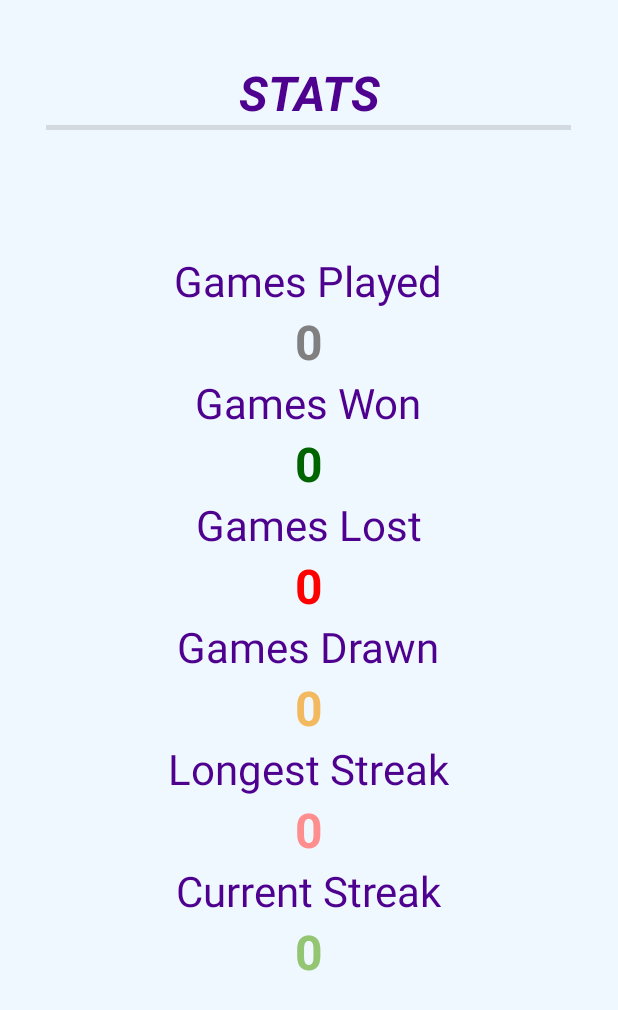
After one commit to almahfuz777/Rock-Paper-Scissor, an Android app: the GameStats screen opened directly, with no data from a screen before it, on a phone screen of 412 x 824 dp. The commit adds this screen. Shown: the top 1010 px of the screen. Run offline under Robolectric (Android 15) with nearby library versions, the phone set to English and light mode, and no system bars.

Commit message:
add game stats

```diff
--- a/app/src/main/AndroidManifest.xml
+++ b/app/src/main/AndroidManifest.xml
@@ -25,6 +25,10 @@
             android:name=".Playground"
             android:exported="true">
         </activity>
+        <activity
+            android:name=".GameStats"
+            android:exported="true">
+        </activity>
     </application>
 
 </manifest>
--- /dev/null
+++ b/app/src/main/java/com/example/rockpaperscissor/GameStats.java
@@ -0,0 +1,89 @@
+package com.example.rockpaperscissor;
+
+import android.animation.ValueAnimator;
+import android.content.Context;
+import android.content.SharedPreferences;
+import android.os.Bundle;
+import android.widget.TextView;
+
+import androidx.activity.EdgeToEdge;
+import androidx.appcompat.app.AppCompatActivity;
+import androidx.core.graphics.Insets;
+import androidx.core.view.ViewCompat;
+import androidx.core.view.WindowInsetsCompat;
+public class GameStats extends AppCompatActivity {
+    private GameStatsManager gameStatsManager;
+    private SharedPreferences sp;
+
+    // onCreate
+    protected void onCreate(Bundle savedInstanceState) {
+        super.onCreate(savedInstanceState);
+        EdgeToEdge.enable(this);
+        setContentView(R.layout.game_stats);
+        ViewCompat.setOnApplyWindowInsetsListener(findViewById(R.id.main), (v, insets) -> {
+            Insets systemBars = insets.getInsets(WindowInsetsCompat.Type.systemBars());
+            v.setPadding(systemBars.left, systemBars.top, systemBars.right, systemBars.bottom);
+            return insets;
+        });
+
+        // SharedPreferences
+        sp = getSharedPreferences("gameStats", Context.MODE_PRIVATE);
+        gameStatsManager = new GameStatsManager(this);
+
+        updateStats();
+
+    }
+    private void updateStats(){
+        TextView gamesPlayedTextView = findViewById(R.id.gamesPlayed);
+        TextView gamesWonTextView = findViewById(R.id.gamesWon);
+        TextView gamesLostTextView = findViewById(R.id.gamesLost);
+        TextView gamesDrawnTextView = findViewById(R.id.gamesDrawn);
+        TextView longestStreakTextView = findViewById(R.id.longestStreak);
+        TextView currentStreakTextView = findViewById(R.id.currentStreak);
+
+//        int gamesPlayed = Integer.parseInt(gamesPlayedTextView.getText().toString());
+//        int gamesWon = Integer.parseInt(gamesWonTextView.getText().toString());
+//        int gamesLost = Integer.parseInt(gamesLostTextView.getText().toString());
+//        int gamesDrawn = Integer.parseInt(gamesDrawnTextView.getText().toString());
+//        int longestStreak = Integer.parseInt(longestStreakTextView.getText().toString());
+//        int currentStreak = Integer.parseInt(currentStreakTextView.getText().toString());
+
+        int gamesPlayed = gameStatsManager.getGamesPlayed();
+        int gamesWon = gameStatsManager.getGamesWon();
+        int gamesLost = gameStatsManager.getGamesLost();
+        int gamesDrawn = gameStatsManager.getGamesDrawn();
+        int longestStreak = gameStatsManager.getLongestStreak();
+        int currentStreak = gameStatsManager.getCurrentStreak();
+
+        gamesPlayedTextView.setText(String.valueOf(gamesPlayed));
+        gamesWonTextView.setText(String.valueOf(gamesWon));
+        gamesLostTextView.setText(String.valueOf(gamesLost));
+        gamesDrawnTextView.setText(String.valueOf(gamesDrawn));
+        longestStreakTextView.setText(String.valueOf(longestStreak));
+        currentStreakTextView.setText(String.valueOf(currentStreak));
+
+        animateTextView(0,gamesPlayed, gamesPlayedTextView);
+        animateTextView(0,gamesWon, gamesWonTextView);
+        animateTextView(0,gamesLost, gamesLostTextView);
+        animateTextView(0,gamesDrawn, gamesDrawnTextView);
+        animateTextView(0,longestStreak, longestStreakTextView);
+        animateTextView(0,currentStreak, currentStreakTextView);
+
+    }
+
+
+    // text animation (number increasing)
+    public void animateTextView(int initialValue, int finalValue, final TextView  textview) {
+        ValueAnimator valueAnimator = ValueAnimator.ofInt(initialValue, finalValue);
+        if(finalValue<=150) valueAnimator.setDuration(finalValue*10);
+        else valueAnimator.setDuration(1500);
+        valueAnimator.addUpdateListener(new ValueAnimator.AnimatorUpdateListener() {
+            @Override
+            public void onAnimationUpdate(ValueAnimator valueAnimator) {
+                textview.setText(valueAnimator.getAnimatedValue().toString());
+
+            }
+        });
+        valueAnimator.start();
+    }
+}
--- /dev/null
+++ b/app/src/main/java/com/example/rockpaperscissor/GameStatsManager.java
@@ -0,0 +1,85 @@
+package com.example.rockpaperscissor;
+
+import static android.content.Context.MODE_PRIVATE;
+
+import android.content.Context;
+import android.content.SharedPreferences;
+
+public class GameStatsManager {
+    private static final String PREF_FILE_NAME = "gameStats";
+    private static final String GAMES_PLAYED_KEY = "gamesPlayed";
+    private static final String GAMES_WON_KEY = "gamesWon";
+    private static final String GAMES_LOST_KEY = "gamesLost";
+    private static final String GAMES_DRAWN_KEY = "gamesDrawn";
+    private static final String LONGEST_STREAK_KEY = "longestStreak";
+    private static final String CURRENT_STREAK_KEY = "currentStreak";
+
+    // Declare SharedPreferences
+    private final SharedPreferences sp;
+
+    public GameStatsManager(Context context) {
+        sp = context.getSharedPreferences(PREF_FILE_NAME, MODE_PRIVATE);
+    }
+
+    // Getters
+    public int getGamesPlayed() {
+        return sp.getInt(GAMES_PLAYED_KEY, 0);
+    }
+    public int getGamesWon() {
+        return sp.getInt(GAMES_WON_KEY, 0);
+    }
+    public int getGamesLost() {
+        return sp.getInt(GAMES_LOST_KEY, 0);
+    }
+    public int getGamesDrawn() {
+        return sp.getInt(GAMES_DRAWN_KEY, 0);
+    }
+    public int getLongestStreak() {
+        return sp.getInt(LONGEST_STREAK_KEY, 0);
+    }
+    public int getCurrentStreak() {
+        return sp.getInt(CURRENT_STREAK_KEY, 0);
+    }
+
+    // Setters
+    public void setGamesPlayed(int gamesPlayed) {
+        sp.edit().putInt(GAMES_PLAYED_KEY, gamesPlayed).apply();
+    }
+    public void setGamesWon(int gamesWon) {
+        sp.edit().putInt(GAMES_WON_KEY, gamesWon).apply();
+    }
+    public void setGamesLost(int gamesLost) {
+        sp.edit().putInt(GAMES_LOST_KEY, gamesLost).apply();
+    }
+    public void setGamesDrawn(int gamesDrawn) {
+        sp.edit().putInt(GAMES_DRAWN_KEY, gamesDrawn).apply();
+    }
+    public void setLongestStreak(int longestStreak) {
+        sp.edit().putInt(LONGEST_STREAK_KEY, longestStreak).apply();
+    }
+    public void setCurrentStreak(int currentStreak) {
+        sp.edit().putInt(CURRENT_STREAK_KEY, currentStreak).apply();
+        if(currentStreak>getLongestStreak()) setLongestStreak(currentStreak);
+    }
+
+    // Update functions
+    public void updateGamesPlayed() {
+        setGamesPlayed(getGamesPlayed() + 1);
+    }
+    public void updateWins() {
+        setGamesWon(getGamesWon() + 1);
+        updateGamesPlayed();
+        setCurrentStreak(getCurrentStreak()+1);
+    }
+    public void updateLosses() {
+        setGamesLost(getGamesLost() + 1);
+        updateGamesPlayed();
+        setCurrentStreak(0);
+    }
+    public void updateDraws() {
+        setGamesDrawn(getGamesDrawn() + 1);
+        updateGamesPlayed();
+        setCurrentStreak(0);
+    }
+
+}
--- a/app/src/main/java/com/example/rockpaperscissor/MainActivity.java
+++ b/app/src/main/java/com/example/rockpaperscissor/MainActivity.java
@@ -31,4 +31,8 @@ public class MainActivity extends AppCompatActivity {
         startActivity(intent);
     }
 
+    public void stats(View view) {
+        Intent intent = new Intent(this, GameStats.class);
+        startActivity(intent);
+    }
 }
--- a/app/src/main/java/com/example/rockpaperscissor/Playground.java
+++ b/app/src/main/java/com/example/rockpaperscissor/Playground.java
@@ -27,6 +27,7 @@ public class Playground extends AppCompatActivity {
     private final String[] choices = {"rock", "paper", "scissor"};
     private ImageView display;
     private MediaPlayer rockSound, paperSound, scissorSound;
+    private GameStatsManager gameStatsManager;
 
     @Override
     protected void onCreate(Bundle savedInstanceState) {
@@ -40,6 +41,8 @@ public class Playground extends AppCompatActivity {
         });
 
         // inside onCreate
+        gameStatsManager = new GameStatsManager(this);
+
         rockSound = MediaPlayer.create(this, R.raw.rock_sound);
         paperSound = MediaPlayer.create(this, R.raw.paper_sound);
         scissorSound = MediaPlayer.create(this, R.raw.scissor_sound);
@@ -170,12 +173,15 @@ public class Playground extends AppCompatActivity {
         TextView result = findViewById(R.id.result);
         if(comScore==playerScore){
             result.setText("🤝Match Draw!🤝\n"+comScore+" : "+playerScore);
+            gameStatsManager.updateDraws();
         }
         else if(playerScore>comScore){
             result.setText("🎉You Win!🎉\n"+comScore+" : "+playerScore);
+            gameStatsManager.updateWins();
         }
         else {
             result.setText("😔You Lose!😔\n"+comScore+" : "+playerScore);
+            gameStatsManager.updateLosses();
         }
         result.setVisibility(View.VISIBLE);
 
--- a/app/src/main/res/layout/activity_main.xml
+++ b/app/src/main/res/layout/activity_main.xml
@@ -1,15 +1,45 @@
 <?xml version="1.0" encoding="utf-8"?>
-<LinearLayout xmlns:android="http://schemas.android.com/apk/res/android"
+<RelativeLayout xmlns:android="http://schemas.android.com/apk/res/android"
     xmlns:app="http://schemas.android.com/apk/res-auto"
     xmlns:tools="http://schemas.android.com/tools"
     android:id="@+id/main"
     android:layout_height="match_parent"
     android:layout_width="match_parent"
     android:background="#f0f8ff"
-    android:gravity="center"
     android:orientation="vertical"
     tools:context=".MainActivity">
+    <LinearLayout
+        android:layout_width="wrap_content"
+        android:layout_height="wrap_content"
+        android:layout_alignParentRight="true"
+        android:orientation="horizontal"
+        android:layout_marginTop="20dp"
+        android:layout_marginRight="20dp"
+        android:gravity="center">
+        <ImageView
+            android:onClick="stats"
+            android:layout_width="35dp"
+            android:layout_height="35dp"
+            android:background="@drawable/stats"
+            android:layout_marginRight="5dp"
+            android:backgroundTint="@color/grey"
+            android:clickable="true"
+            android:focusable="true" />
+        <ImageView
+            android:onClick="info"
+            android:layout_width="28dp"
+            android:layout_height="28dp"
+            android:background="@drawable/info"
+            android:backgroundTint="@color/grey"
+            android:clickable="true"
+            android:focusable="true"/>
+    </LinearLayout>
 
+    <LinearLayout
+        android:layout_width="match_parent"
+        android:layout_height="match_parent"
+        android:orientation="vertical"
+        android:gravity="center">
         <TextView
             android:layout_width="match_parent"
             android:layout_height="wrap_content"
@@ -30,5 +60,6 @@
             android:text="Play Game"
             android:onClick="playGame"
             android:textStyle="bold"/>
+    </LinearLayout>
 
-</LinearLayout>
+</RelativeLayout>
--- /dev/null
+++ b/app/src/main/res/layout/game_stats.xml
@@ -0,0 +1,135 @@
+<?xml version="1.0" encoding="utf-8"?>
+<RelativeLayout xmlns:android="http://schemas.android.com/apk/res/android"
+    xmlns:app="http://schemas.android.com/apk/res-auto"
+    xmlns:tools="http://schemas.android.com/tools"
+    android:id="@+id/main"
+    android:layout_height="match_parent"
+    android:layout_width="match_parent"
+    android:background="#f0f8ff"
+    android:orientation="vertical"
+    tools:context=".MainActivity">
+
+    <TextView
+        android:id="@+id/header"
+        android:layout_width="match_parent"
+        android:layout_height="wrap_content"
+        android:text="STATS"
+        android:textSize="32dp"
+        android:gravity="center"
+        android:textStyle="bold|italic"
+        android:textColor="@color/purple"
+        android:layout_marginTop="40dp"
+        />
+    <View
+        android:id="@+id/divider"
+        android:layout_width="350dp"
+        android:layout_height="3dp"
+        android:background="?android:attr/listDivider"
+        android:layout_below="@id/header"
+        android:layout_centerHorizontal="true"/>
+
+    <LinearLayout
+        android:layout_width="match_parent"
+        android:layout_height="match_parent"
+        android:gravity="center"
+        android:orientation="vertical">
+
+        <!-- Games Played -->
+        <TextView
+            android:layout_width="wrap_content"
+            android:layout_height="wrap_content"
+            android:textSize="28dp"
+            android:textColor="@color/purple"
+            android:text="Games Played" />
+        <TextView
+            android:id="@+id/gamesPlayed"
+            android:layout_width="wrap_content"
+            android:layout_height="wrap_content"
+            android:textSize="32dp"
+            android:textColor="@color/grey"
+            android:textStyle="bold"
+            android:text="1690"/>
+
+        <!-- Games Won -->
+        <TextView
+            android:layout_width="wrap_content"
+            android:layout_height="wrap_content"
+            android:textSize="28dp"
+            android:textColor="@color/purple"
+            android:text="Games Won" />
+        <TextView
+            android:id="@+id/gamesWon"
+            android:layout_width="wrap_content"
+            android:layout_height="wrap_content"
+            android:textSize="32dp"
+            android:textColor="@color/green"
+            android:textStyle="bold"
+            android:text="1111"/>
+
+        <!-- Games Lost -->
+        <TextView
+            android:layout_width="wrap_content"
+            android:layout_height="wrap_content"
+            android:textSize="28dp"
+            android:textColor="@color/purple"
+            android:text="Games Lost" />
+        <TextView
+            android:id="@+id/gamesLost"
+            android:layout_width="wrap_content"
+            android:layout_height="wrap_content"
+            android:textSize="32dp"
+            android:textColor="@color/red"
+            android:textStyle="bold"
+            android:text="579"/>
+
+        <!-- Games Drawn -->
+        <TextView
+            android:layout_width="wrap_content"
+            android:layout_height="wrap_content"
+            android:textSize="28dp"
+            android:textColor="@color/purple"
+            android:text="Games Drawn" />
+        <TextView
+            android:id="@+id/gamesDrawn"
+            android:layout_width="wrap_content"
+            android:layout_height="wrap_content"
+            android:textSize="32dp"
+            android:textColor="#F3B95F"
+            android:textStyle="bold"
+            android:text="579"/>
+
+        <!-- Longest Streak -->
+        <TextView
+            android:layout_width="wrap_content"
+            android:layout_height="wrap_content"
+            android:textSize="28dp"
+            android:textColor="@color/purple"
+            android:text="Longest Streak" />
+        <TextView
+            android:id="@+id/longestStreak"
+            android:layout_width="wrap_content"
+            android:layout_height="wrap_content"
+            android:textSize="32dp"
+            android:textColor="#FF8E8F"
+            android:textStyle="bold"
+            android:text="96"/>
+
+        <!-- Current Streak -->
+        <TextView
+            android:layout_width="wrap_content"
+            android:layout_height="wrap_content"
+            android:textSize="28dp"
+            android:textColor="@color/purple"
+            android:text="Current Streak" />
+        <TextView
+            android:id="@+id/currentStreak"
+            android:layout_width="wrap_content"
+            android:layout_height="wrap_content"
+            android:textSize="32dp"
+            android:textColor="#93C572"
+            android:textStyle="bold"
+            android:text="69"/>
+    </LinearLayout>
+
+
+</RelativeLayout>
--- a/app/src/main/res/values/colors.xml
+++ b/app/src/main/res/values/colors.xml
@@ -2,8 +2,10 @@
 <resources>
     <color name="black">#FF000000</color>
     <color name="white">#FFFFFFFF</color>
-    <color name="green">#00FF00</color>
+    <color name="green">#006400</color>
     <color name="grey">#808080</color>
     <color name="gif_bg">#fefcfe</color>
     <color name="purple">#4e008e</color>
+    <color name="red">#FF0000</color>
+
 </resources>
```
Also changed, not shown: app/src/main/res/drawable/stats.png (added). Lines whose indentation alone changed are shown as unchanged.
